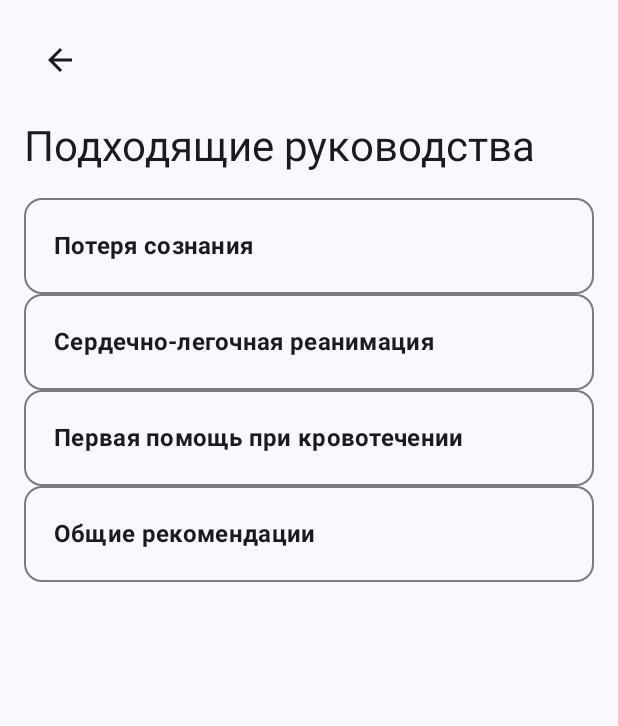
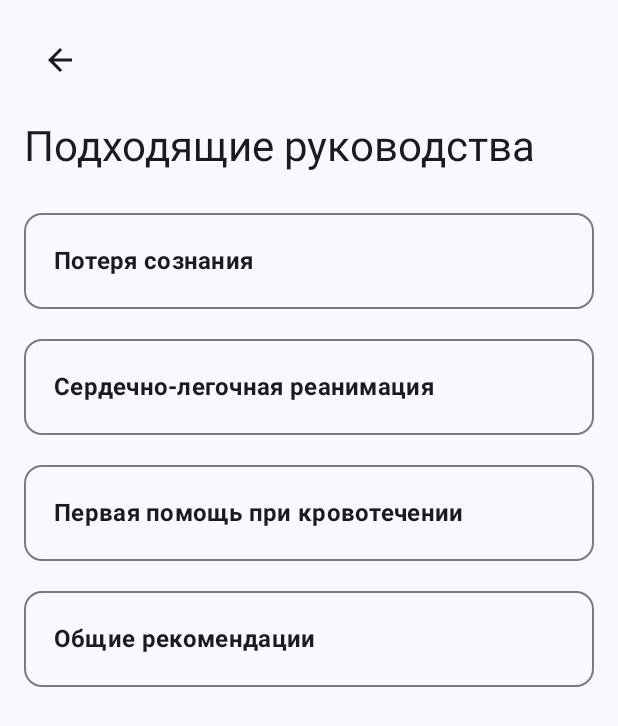
Before and after one commit to moevm/adfmp1h25-aid, an Android app built with Jetpack Compose: the composable QuestionnaireResultScreen called with sample values from the repository, on a phone screen of 412 x 824 dp. Shown: the top 726 px of the screen. Run offline under Robolectric (Android 15) with nearby library versions, the phone set to English and light mode, and no system bars.

Commit message:
Set padding for guides cards in questionare result

```diff
--- a/app/src/main/java/com/example/firstaid/ui/QuestionnaireResultScreen.kt
+++ b/app/src/main/java/com/example/firstaid/ui/QuestionnaireResultScreen.kt
@@ -61,7 +61,7 @@ fun QuestionnaireResultScreen(
                 GuideCard(
                     guide = guide,
                     onClick = { onGuideClick(guide.id) },
-                    modifier = Modifier.fillMaxWidth()
+                    modifier = Modifier.fillMaxWidth().padding(vertical = 10.dp)
                 )
             }
         }
```
